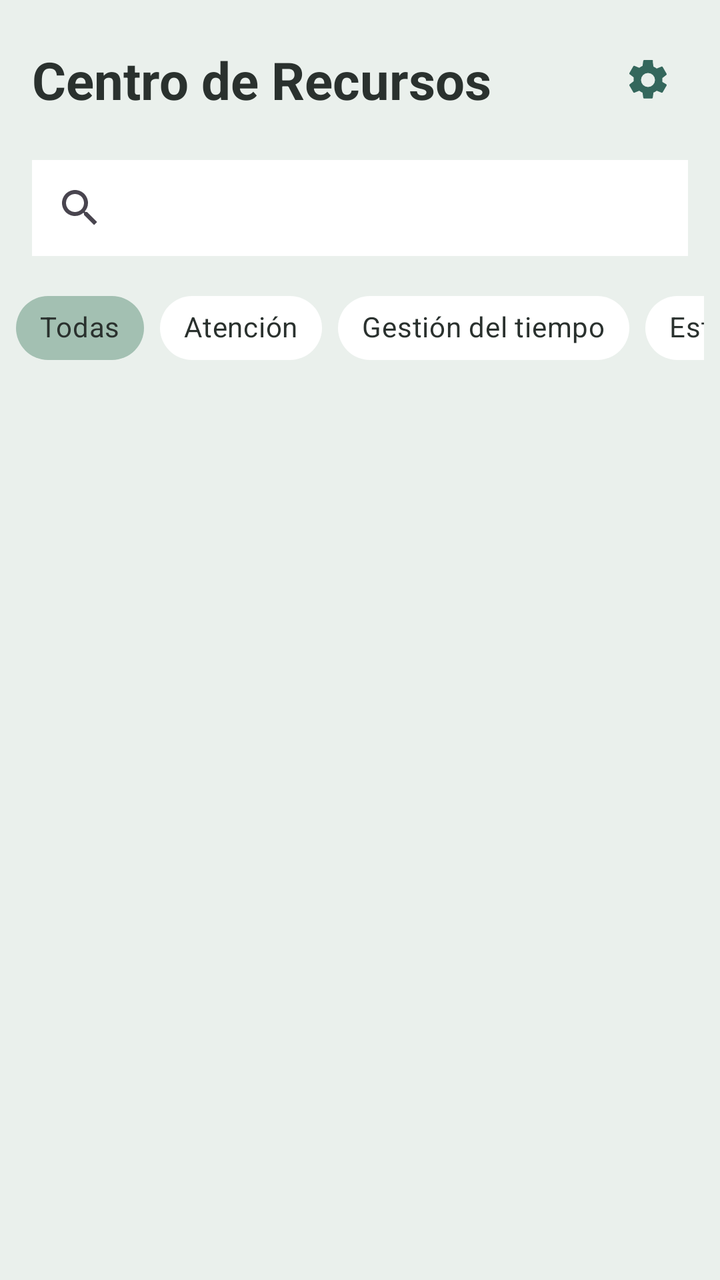
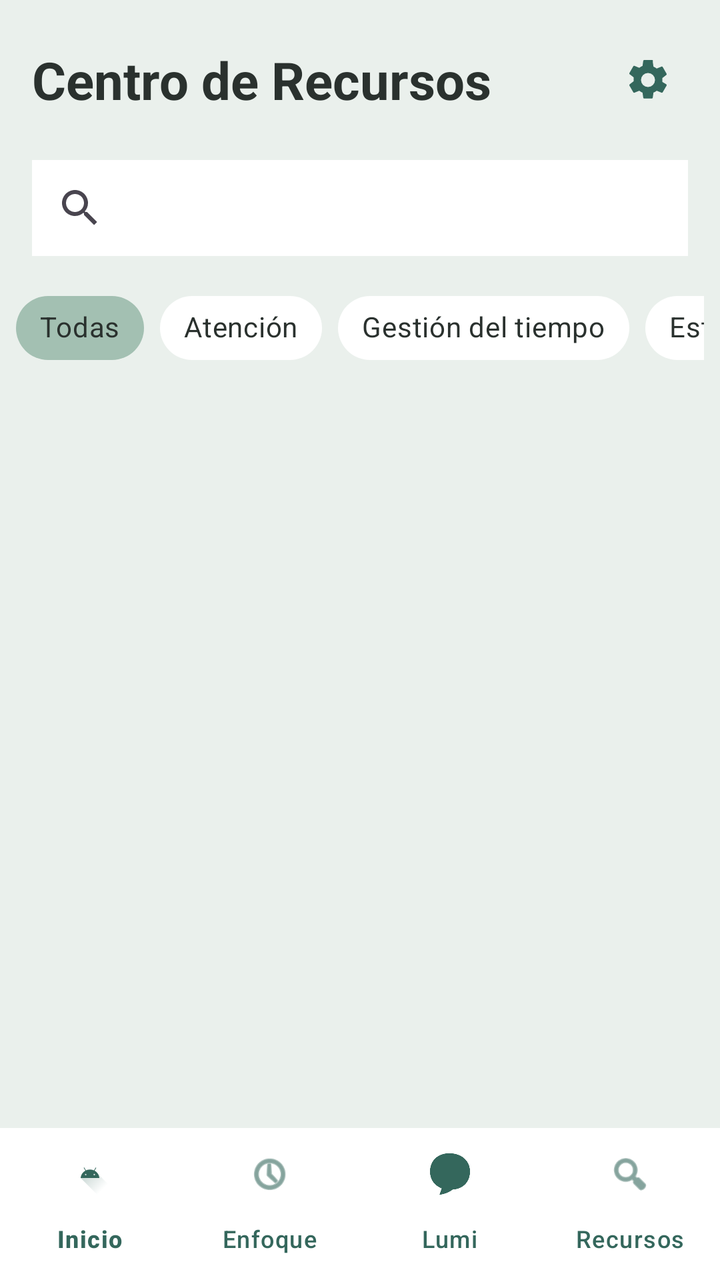

Screens rendered from an Android XML layout before and after an edit, with the pre-edit source and the edit as a unified diff.
<!-- AndroidManifest.xml: application theme Theme.Clarity -->
<!-- res/layout/activity_recursos.xml -->
<?xml version="1.0" encoding="utf-8"?>
<LinearLayout xmlns:android="http://schemas.android.com/apk/res/android"
    xmlns:app="http://schemas.android.com/apk/res-auto"
    android:layout_width="match_parent"
    android:layout_height="match_parent"
    android:orientation="vertical"
    android:background="@color/fondo_app">

    
    <LinearLayout
        android:layout_width="match_parent"
        android:layout_height="wrap_content"
        android:orientation="horizontal"
        android:gravity="center_vertical"
        android:paddingStart="16dp"
        android:paddingEnd="12dp"
        android:paddingTop="16dp"
        android:paddingBottom="8dp">

        <TextView
            android:id="@+id/tvHeaderRecursos"
            android:layout_width="0dp"
            android:layout_height="wrap_content"
            android:layout_weight="1"
            android:text="Centro de Recursos"
            android:textColor="@color/gris_texto"
            android:textSize="26sp"
            android:textStyle="bold" />

        <ImageButton
            android:id="@+id/btnAbrirAjustes"
            android:layout_width="48dp"
            android:layout_height="48dp"
            android:padding="12dp"
            android:src="@drawable/ic_settings"
            android:background="?attr/selectableItemBackgroundBorderless"
            android:contentDescription="Abrir ajustes y preferencias"
            android:scaleType="fitCenter"
            android:clickable="true"
            android:focusable="true"
            app:tint="@color/verde_principal" />

    </LinearLayout>

    
    <androidx.appcompat.widget.SearchView
        android:id="@+id/searchViewRecursos"
        android:layout_width="match_parent"
        android:layout_height="wrap_content"
        android:layout_marginStart="16dp"
        android:layout_marginEnd="16dp"
        android:layout_marginTop="8dp"
        android:layout_marginBottom="8dp"
        android:background="@color/blanco_superficie"
        android:queryHint="Buscar recursos..." />

    
    <HorizontalScrollView
        android:layout_width="match_parent"
        android:layout_height="wrap_content"
        android:fillViewport="false"
        android:scrollbars="none"
        android:paddingStart="8dp"
        android:paddingEnd="8dp">

        <com.google.android.material.chip.ChipGroup
            android:id="@+id/chipGroupCategorias"
            android:layout_width="wrap_content"
            android:layout_height="wrap_content"
            android:paddingTop="4dp"
            android:paddingBottom="8dp"
            app:singleSelection="true"
            app:selectionRequired="true"
            app:chipSpacingHorizontal="8dp">

            <com.google.android.material.chip.Chip
                android:id="@+id/chipTodas"
                style="@style/Widget.MaterialComponents.Chip.Choice"
                android:layout_width="wrap_content"
                android:layout_height="wrap_content"
                android:checkable="true"
                android:checked="true"
                android:text="Todas"
                android:textColor="@color/gris_texto"
                app:chipBackgroundColor="@color/verde_secundario"
                app:checkedIconVisible="false" />

            <com.google.android.material.chip.Chip
                android:id="@+id/chipDisfuncion"
                style="@style/Widget.MaterialComponents.Chip.Choice"
                android:layout_width="wrap_content"
                android:layout_height="wrap_content"
                android:checkable="true"
                android:text="Atención"
                android:textColor="@color/gris_texto"
                app:chipBackgroundColor="@color/blanco_superficie"
                app:checkedIconVisible="false" />

            <com.google.android.material.chip.Chip
                android:id="@+id/chipTiempo"
                style="@style/Widget.MaterialComponents.Chip.Choice"
                android:layout_width="wrap_content"
                android:layout_height="wrap_content"
                android:checkable="true"
                android:text="Gestión del tiempo"
                android:textColor="@color/gris_texto"
                app:chipBackgroundColor="@color/blanco_superficie"
                app:checkedIconVisible="false" />

            <com.google.android.material.chip.Chip
                android:id="@+id/chipEstudio"
                style="@style/Widget.MaterialComponents.Chip.Choice"
                android:layout_width="wrap_content"
                android:layout_height="wrap_content"
                android:checkable="true"
                android:text="Estudio"
                android:textColor="@color/gris_texto"
                app:chipBackgroundColor="@color/blanco_superficie"
                app:checkedIconVisible="false" />

            <com.google.android.material.chip.Chip
                android:id="@+id/chipPadres"
                style="@style/Widget.MaterialComponents.Chip.Choice"
                android:layout_width="wrap_content"
                android:layout_height="wrap_content"
                android:checkable="true"
                android:text="Padres"
                android:textColor="@color/gris_texto"
                app:chipBackgroundColor="@color/blanco_superficie"
                app:checkedIconVisible="false" />

        </com.google.android.material.chip.ChipGroup>

    </HorizontalScrollView>

    
    <androidx.recyclerview.widget.RecyclerView
        android:id="@+id/rvRecursos"
        android:layout_width="match_parent"
        android:layout_height="0dp"
        android:layout_weight="1"
        android:clipToPadding="false"
        android:paddingStart="16dp"
        android:paddingEnd="16dp"
        android:paddingTop="8dp"
        android:paddingBottom="16dp" />

    
    <TextView
        android:id="@+id/tvSinResultados"
        android:layout_width="match_parent"
        android:layout_height="wrap_content"
        android:gravity="center"
        android:padding="24dp"
        android:text="No se encontraron recursos."
        android:textColor="@color/gris_texto"
        android:textSize="16sp"
        android:visibility="gone" />

</LinearLayout>
<!-- resources referenced by this layout -->
<resources>
  <color name="blanco_superficie">#FFFFFF</color>
  <color name="fondo_app">#EAF0EC</color>
  <color name="gris_texto">#2A312E</color>
  <color name="verde_principal">#34675C</color>
  <color name="verde_secundario">#A3C0B2</color>
  <!-- drawable ic_settings (drawable) -->
  <?xml version="1.0" encoding="utf-8"?>
  <vector xmlns:android="http://schemas.android.com/apk/res/android"
      android:width="24dp"
      android:height="24dp"
      android:viewportWidth="24"
      android:viewportHeight="24">
  
      <path
          android:fillColor="#34675C"
          android:pathData="M19.14,12.94c0.04,-0.31 0.06,-0.62 0.06,-0.94s-0.02,-0.63 -0.07,-0.94l2.03,-1.58a0.5,0.5 0,0 0,0.12 -0.64l-1.92,-3.32a0.5,0.5 0,0 0,-0.61 -0.22l-2.39,0.96a7.1,7.1 0,0 0,-1.63 -0.94l-0.36,-2.54A0.49,0.49 0,0 0,13.88 2h-3.76a0.49,0.49 0,0 0,-0.49 0.42L9.27,4.96a7.1,7.1 0,0 0,-1.63 0.94L5.25,4.94a0.5,0.5 0,0 0,-0.61 0.22L2.72,8.48a0.5,0.5 0,0 0,0.12 0.64l2.03,1.58c-0.05,0.31 -0.07,0.62 -0.07,0.94s0.02,0.63 0.07,0.94l-2.03,1.58a0.5,0.5 0,0 0,-0.12 0.64l1.92,3.32a0.5,0.5 0,0 0,0.61 0.22l2.39,-0.96c0.5,0.39 1.05,0.71 1.63,0.94l0.36,2.54a0.49,0.49 0,0 0,0.49 0.42h3.76a0.49,0.49 0,0 0,0.49 -0.42l0.36,-2.54a7.1,7.1 0,0 0,1.63 -0.94l2.39,0.96a0.5,0.5 0,0 0,0.61 -0.22l1.92,-3.32a0.5,0.5 0,0 0,-0.12 -0.64zM12,15.5a3.5,3.5 0,1 1,0 -7,3.5 3.5,0 0,1 0,7z" />
  </vector>
  <style name="Theme.Clarity" parent="Base.Theme.Clarity" />
  <style name="Base.Theme.Clarity" parent="Theme.Material3.DayNight.NoActionBar">
          
          
      </style>
</resources>

<!-- the commit's change to res/layout/activity_recursos.xml (unified diff, before → after) -->
@@ -1,160 +1,196 @@
 <?xml version="1.0" encoding="utf-8"?>
-<LinearLayout xmlns:android="http://schemas.android.com/apk/res/android"
+<androidx.coordinatorlayout.widget.CoordinatorLayout
+    xmlns:android="http://schemas.android.com/apk/res/android"
     xmlns:app="http://schemas.android.com/apk/res-auto"
     android:layout_width="match_parent"
     android:layout_height="match_parent"
-    android:orientation="vertical"
     android:background="@color/fondo_app">
 
     
+
     <LinearLayout
+        android:id="@+id/contenidoRecursos"
         android:layout_width="match_parent"
-        android:layout_height="wrap_content"
-        android:orientation="horizontal"
-        android:gravity="center_vertical"
-        android:paddingStart="16dp"
-        android:paddingEnd="12dp"
-        android:paddingTop="16dp"
-        android:paddingBottom="8dp">
+        android:layout_height="match_parent"
+        android:layout_marginBottom="76dp"
+        android:background="@color/fondo_app"
+        android:orientation="vertical">
+
+        
+
+        <LinearLayout
+            android:layout_width="match_parent"
+            android:layout_height="wrap_content"
+            android:gravity="center_vertical"
+            android:orientation="horizontal"
+            android:paddingStart="16dp"
+            android:paddingTop="16dp"
+            android:paddingEnd="12dp"
+            android:paddingBottom="8dp">
+
+            <TextView
+                android:id="@+id/tvHeaderRecursos"
+                android:layout_width="0dp"
+                android:layout_height="wrap_content"
+                android:layout_weight="1"
+                android:text="Centro de Recursos"
+                android:textColor="@color/gris_texto"
+                android:textSize="26sp"
+                android:textStyle="bold" />
+
+            <ImageButton
+                android:id="@+id/btnAbrirAjustes"
+                android:layout_width="48dp"
+                android:layout_height="48dp"
+                android:background="?attr/selectableItemBackgroundBorderless"
+                android:clickable="true"
+                android:contentDescription="Abrir ajustes y preferencias"
+                android:focusable="true"
+                android:padding="12dp"
+                android:scaleType="fitCenter"
+                android:src="@drawable/ic_settings"
+                app:tint="@color/verde_principal" />
+
+        </LinearLayout>
+
+        
+
+        <androidx.appcompat.widget.SearchView
+            android:id="@+id/searchViewRecursos"
+            android:layout_width="match_parent"
+            android:layout_height="wrap_content"
+            android:layout_marginStart="16dp"
+            android:layout_marginTop="8dp"
+            android:layout_marginEnd="16dp"
+            android:layout_marginBottom="8dp"
+            android:background="@color/blanco_superficie"
+            android:queryHint="Buscar recursos..." />
+
+        
+
+        <HorizontalScrollView
+            android:id="@+id/scrollCategorias"
+            android:layout_width="match_parent"
+            android:layout_height="wrap_content"
+            android:fillViewport="false"
+            android:overScrollMode="never"
+            android:paddingStart="8dp"
+            android:paddingEnd="8dp"
+            android:scrollbars="none">
+
+            <com.google.android.material.chip.ChipGroup
+                android:id="@+id/chipGroupCategorias"
+                android:layout_width="wrap_content"
+                android:layout_height="wrap_content"
+                android:paddingTop="4dp"
+                android:paddingBottom="8dp"
+                app:chipSpacingHorizontal="8dp"
+                app:selectionRequired="true"
+                app:singleLine="true"
+                app:singleSelection="true">
+
+                <com.google.android.material.chip.Chip
+                    android:id="@+id/chipTodas"
+                    style="@style/Widget.MaterialComponents.Chip.Choice"
+                    android:layout_width="wrap_content"
+                    android:layout_height="wrap_content"
+                    android:checkable="true"
+                    android:checked="true"
+                    android:text="Todas"
+                    android:textColor="@color/gris_texto"
+                    app:checkedIconVisible="false"
+                    app:chipBackgroundColor="@color/verde_secundario" />
+
+                <com.google.android.material.chip.Chip
+                    android:id="@+id/chipDisfuncion"
+                    style="@style/Widget.MaterialComponents.Chip.Choice"
+                    android:layout_width="wrap_content"
+                    android:layout_height="wrap_content"
+                    android:checkable="true"
+                    android:text="Atención"
+                    android:textColor="@color/gris_texto"
+                    app:checkedIconVisible="false"
+                    app:chipBackgroundColor="@color/blanco_superficie" />
+
+                <com.google.android.material.chip.Chip
+                    android:id="@+id/chipTiempo"
+                    style="@style/Widget.MaterialComponents.Chip.Choice"
+                    android:layout_width="wrap_content"
+                    android:layout_height="wrap_content"
+                    android:checkable="true"
+                    android:text="Gestión del tiempo"
+                    android:textColor="@color/gris_texto"
+                    app:checkedIconVisible="false"
+                    app:chipBackgroundColor="@color/blanco_superficie" />
+
+                <com.google.android.material.chip.Chip
+                    android:id="@+id/chipEstudio"
+                    style="@style/Widget.MaterialComponents.Chip.Choice"
+                    android:layout_width="wrap_content"
+                    android:layout_height="wrap_content"
+                    android:checkable="true"
+                    android:text="Estudio"
+                    android:textColor="@color/gris_texto"
+                    app:checkedIconVisible="false"
+                    app:chipBackgroundColor="@color/blanco_superficie" />
+
+                <com.google.android.material.chip.Chip
+                    android:id="@+id/chipPadres"
+                    style="@style/Widget.MaterialComponents.Chip.Choice"
+                    android:layout_width="wrap_content"
+                    android:layout_height="wrap_content"
+                    android:checkable="true"
+                    android:text="Padres"
+                    android:textColor="@color/gris_texto"
+                    app:checkedIconVisible="false"
+                    app:chipBackgroundColor="@color/blanco_superficie" />
+
+            </com.google.android.material.chip.ChipGroup>
+
+        </HorizontalScrollView>
+
+        
+
+        <androidx.recyclerview.widget.RecyclerView
+            android:id="@+id/rvRecursos"
+            android:layout_width="match_parent"
+            android:layout_height="0dp"
+            android:layout_weight="1"
+            android:clipToPadding="false"
+            android:paddingStart="16dp"
+            android:paddingTop="8dp"
+            android:paddingEnd="16dp"
+            android:paddingBottom="16dp" />
+
+        
 
         <TextView
-            android:id="@+id/tvHeaderRecursos"
-            android:layout_width="0dp"
+            android:id="@+id/tvSinResultados"
+            android:layout_width="match_parent"
             android:layout_height="wrap_content"
-            android:layout_weight="1"
-            android:text="Centro de Recursos"
+            android:gravity="center"
+            android:padding="24dp"
+            android:text="No se encontraron recursos."
             android:textColor="@color/gris_texto"
-            android:textSize="26sp"
-            android:textStyle="bold" />
-
-        <ImageButton
-            android:id="@+id/btnAbrirAjustes"
-            android:layout_width="48dp"
-            android:layout_height="48dp"
-            android:padding="12dp"
-            android:src="@drawable/ic_settings"
-            android:background="?attr/selectableItemBackgroundBorderless"
-            android:contentDescription="Abrir ajustes y preferencias"
-            android:scaleType="fitCenter"
-            android:clickable="true"
-            android:focusable="true"
-            app:tint="@color/verde_principal" />
+            android:textSize="16sp"
+            android:visibility="gone" />
 
     </LinearLayout>
 
     
-    <androidx.appcompat.widget.SearchView
-        android:id="@+id/searchViewRecursos"
+
+    <com.google.android.material.bottomnavigation.BottomNavigationView
+        android:id="@+id/bottomNavigationView"
         android:layout_width="match_parent"
-        android:layout_height="wrap_content"
-        android:layout_marginStart="16dp"
-        android:layout_marginEnd="16dp"
-        android:layout_marginTop="8dp"
-        android:layout_marginBottom="8dp"
+        android:layout_height="76dp"
+        android:layout_gravity="bottom"
         android:background="@color/blanco_superficie"
-        android:queryHint="Buscar recursos..." />
+        android:elevation="8dp"
+        app:itemHorizontalTranslationEnabled="false"
+        app:itemIconSize="22dp"
+        app:itemIconTint="@color/verde_principal"
+        app:itemTextColor="@color/verde_principal"
+        app:labelVisibilityMode="labeled"
+        app:menu="@menu/menu_bottom_navigation" />
 
-    
-    <HorizontalScrollView
-        android:layout_width="match_parent"
-        android:layout_height="wrap_content"
-        android:fillViewport="false"
-        android:scrollbars="none"
-        android:paddingStart="8dp"
-        android:paddingEnd="8dp">
-
-        <com.google.android.material.chip.ChipGroup
-            android:id="@+id/chipGroupCategorias"
-            android:layout_width="wrap_content"
-            android:layout_height="wrap_content"
-            android:paddingTop="4dp"
-            android:paddingBottom="8dp"
-            app:singleSelection="true"
-            app:selectionRequired="true"
-            app:chipSpacingHorizontal="8dp">
-
-            <com.google.android.material.chip.Chip
-                android:id="@+id/chipTodas"
-                style="@style/Widget.MaterialComponents.Chip.Choice"
-                android:layout_width="wrap_content"
-                android:layout_height="wrap_content"
-                android:checkable="true"
-                android:checked="true"
-                android:text="Todas"
-                android:textColor="@color/gris_texto"
-                app:chipBackgroundColor="@color/verde_secundario"
-                app:checkedIconVisible="false" />
-
-            <com.google.android.material.chip.Chip
-                android:id="@+id/chipDisfuncion"
-                style="@style/Widget.MaterialComponents.Chip.Choice"
-                android:layout_width="wrap_content"
-                android:layout_height="wrap_content"
-                android:checkable="true"
-                android:text="Atención"
-                android:textColor="@color/gris_texto"
-                app:chipBackgroundColor="@color/blanco_superficie"
-                app:checkedIconVisible="false" />
-
-            <com.google.android.material.chip.Chip
-                android:id="@+id/chipTiempo"
-                style="@style/Widget.MaterialComponents.Chip.Choice"
-                android:layout_width="wrap_content"
-                android:layout_height="wrap_content"
-                android:checkable="true"
-                android:text="Gestión del tiempo"
-                android:textColor="@color/gris_texto"
-                app:chipBackgroundColor="@color/blanco_superficie"
-                app:checkedIconVisible="false" />
-
-            <com.google.android.material.chip.Chip
-                android:id="@+id/chipEstudio"
-                style="@style/Widget.MaterialComponents.Chip.Choice"
-                android:layout_width="wrap_content"
-                android:layout_height="wrap_content"
-                android:checkable="true"
-                android:text="Estudio"
-                android:textColor="@color/gris_texto"
-                app:chipBackgroundColor="@color/blanco_superficie"
-                app:checkedIconVisible="false" />
-
-            <com.google.android.material.chip.Chip
-                android:id="@+id/chipPadres"
-                style="@style/Widget.MaterialComponents.Chip.Choice"
-                android:layout_width="wrap_content"
-                android:layout_height="wrap_content"
-                android:checkable="true"
-                android:text="Padres"
-                android:textColor="@color/gris_texto"
-                app:chipBackgroundColor="@color/blanco_superficie"
-                app:checkedIconVisible="false" />
-
-        </com.google.android.material.chip.ChipGroup>
-
-    </HorizontalScrollView>
-
-    
-    <androidx.recyclerview.widget.RecyclerView
-        android:id="@+id/rvRecursos"
-        android:layout_width="match_parent"
-        android:layout_height="0dp"
-        android:layout_weight="1"
-        android:clipToPadding="false"
-        android:paddingStart="16dp"
-        android:paddingEnd="16dp"
-        android:paddingTop="8dp"
-        android:paddingBottom="16dp" />
-
-    
-    <TextView
-        android:id="@+id/tvSinResultados"
-        android:layout_width="match_parent"
-        android:layout_height="wrap_content"
-        android:gravity="center"
-        android:padding="24dp"
-        android:text="No se encontraron recursos."
-        android:textColor="@color/gris_texto"
-        android:textSize="16sp"
-        android:visibility="gone" />
-
-</LinearLayout>
+</androidx.coordinatorlayout.widget.CoordinatorLayout>
